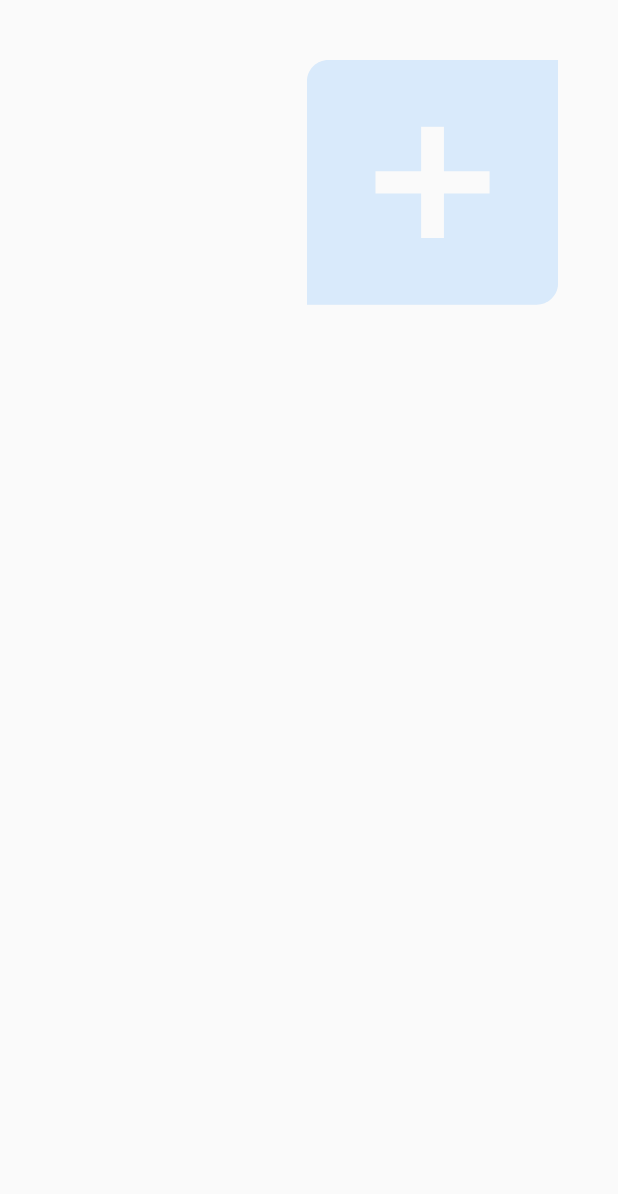
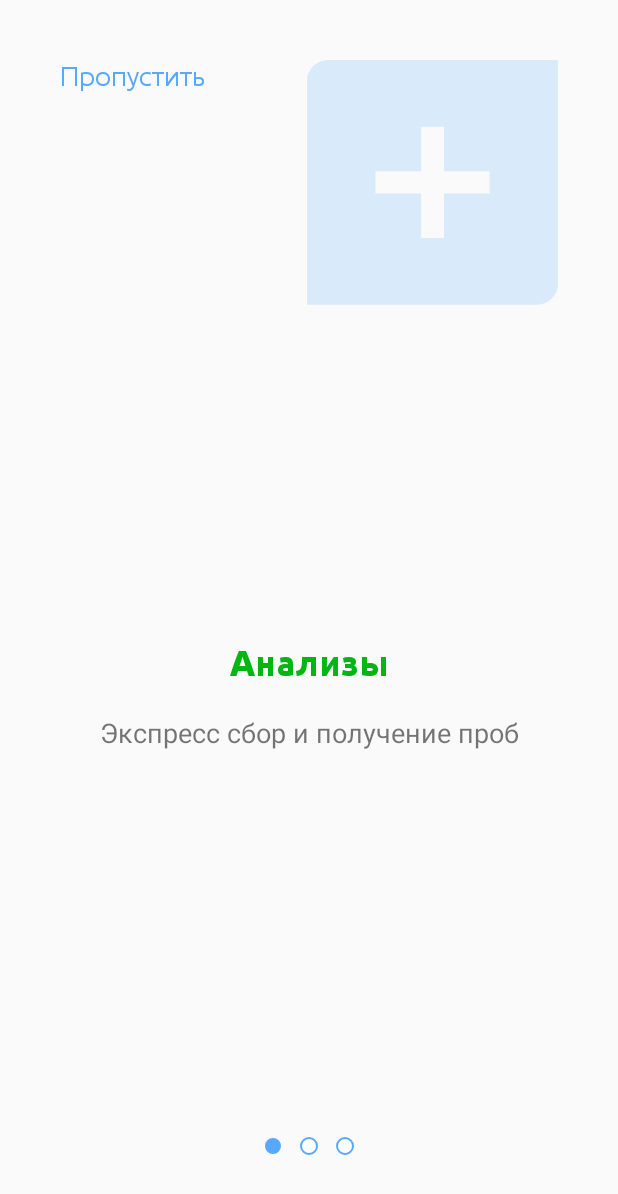
Before and after one commit to Nanech/SmartLab, an Android app: the screen it shows after launch (OnBoardingActivity), on a phone screen of 412 x 824 dp. Shown: the top 1194 px of the screen. Run offline under Robolectric (Android 15) with nearby library versions, the phone set to English and light mode, and no system bars.

Commit message:
This is working

```diff
--- a/app/build.gradle.kts
+++ b/app/build.gradle.kts
@@ -34,7 +34,7 @@ android {
         jvmTarget = "1.8"
     }
 
-    buildToolsVersion = "31.0.3"
+    buildToolsVersion = "30.0.3"
 
     buildFeatures {
         viewBinding = true
--- a/app/src/main/java/com/example/smartlab/activities/MainActivity.kt
+++ b/app/src/main/java/com/example/smartlab/activities/MainActivity.kt
@@ -36,10 +36,12 @@ class MainActivity : AppCompatActivity() {
 
         // отсюда не работает
 
-        Handler(Looper.getMainLooper()).postDelayed({
-            startActivity(Intent(this, OnBoardingActivity::class.java))
-            finish()
-        }, 30)
+        startActivity(Intent(this, OnBoardingActivity::class.java))
+
+
+//        Handler(Looper.getMainLooper()).postDelayed({
+//            startActivity(Intent(this, OnBoardingActivity::class.java))
+//        }, 30)
 
         // Starts the navigation
 
--- a/app/src/main/java/com/example/smartlab/activities/OnBoardingActivity.kt
+++ b/app/src/main/java/com/example/smartlab/activities/OnBoardingActivity.kt
@@ -12,6 +12,11 @@ import com.example.smartlab.models.OnBoardingPage
 import com.google.android.material.tabs.TabLayoutMediator
 
 class OnBoardingActivity : AppCompatActivity() {
+
+
+    private lateinit var pagerList:ArrayList<OnBoardingPage>
+
+
 
     lateinit var binding: ActivityOnBoardingBinding
 
@@ -30,11 +35,6 @@ class OnBoardingActivity : AppCompatActivity() {
         }
     }
 
-    private val pagerList = arrayListOf(
-        OnBoardingPage(getString(R.string.header1), getString(R.string.desc1), R.raw.analyzes ),
-        OnBoardingPage(getString(R.string.header2), getString(R.string.desc2), R.raw.notifications ),
-        OnBoardingPage(getString(R.string.header3), getString(R.string.desc3), R.raw.monitoring )
-    )
 
     lateinit var onBoardingViewPage2: ViewPager2
 
@@ -44,6 +44,11 @@ class OnBoardingActivity : AppCompatActivity() {
         binding = ActivityOnBoardingBinding.inflate(layoutInflater)
         val view = binding.root
 
+        pagerList = arrayListOf(
+        OnBoardingPage(getString(R.string.header1), getString(R.string.desc1), R.raw.analyzes ),
+        OnBoardingPage(getString(R.string.header2), getString(R.string.desc2), R.raw.notifications ),
+        OnBoardingPage(getString(R.string.header3), getString(R.string.desc3), R.raw.monitoring)
+        )
         onBoardingViewPage2 = binding.switcher
 
         onBoardingViewPage2.apply {
--- a/app/src/main/java/com/example/smartlab/fragments/OnBoardingFragment.kt
+++ b/app/src/main/java/com/example/smartlab/fragments/OnBoardingFragment.kt
@@ -36,7 +36,8 @@ class OnBoardingFragment (val page: OnBoardingPage) : Fragment() {
 
         binding.headerTitle.text = page.header
         binding.decsTitle.text = page.description
-        binding.ltAnimations.setAnimation(page.animation)
+//        binding.ltAnimations.setAnimation(R.raw.analyzes)
+//        binding.ltAnimations.(page.animation)
 
         return view
     }
--- a/app/src/main/res/layout/fragment_on_boarding.xml
+++ b/app/src/main/res/layout/fragment_on_boarding.xml
@@ -38,6 +38,7 @@
             android:layout_height="0dp"
             android:minHeight="500dp"
             app:lottie_autoPlay="true"
+            app:lottie_rawRes="@raw/analyzes"
             app:lottie_loop="true" />
 
     </LinearLayout>
--- a/build.gradle.kts
+++ b/build.gradle.kts
@@ -1,5 +1,5 @@
 // Top-level build file where you can add configuration options common to all sub-projects/modules.
 plugins {
-    id("com.android.application") version "8.1.1" apply false
+    id("com.android.application") version "8.0.2" apply false
     id("org.jetbrains.kotlin.android") version "1.9.0" apply false
 }
```
